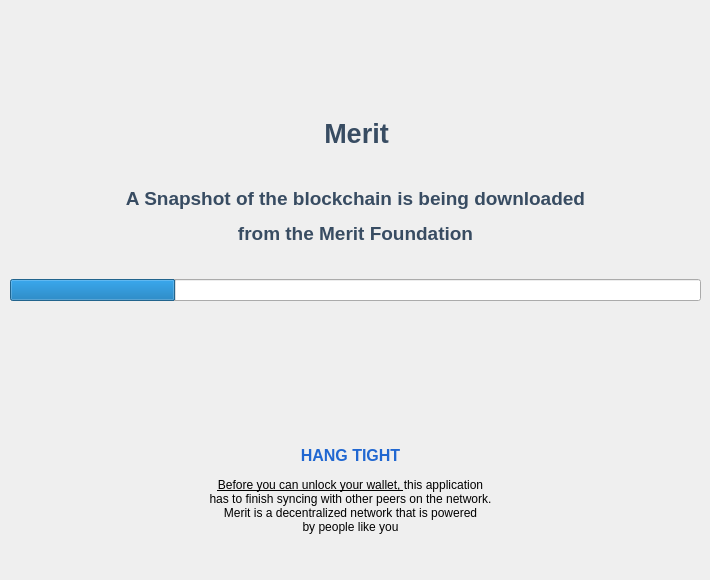
Above: src/qt/forms/faststart.ui from meritlabs/merit before the change. Below: the same form after it.
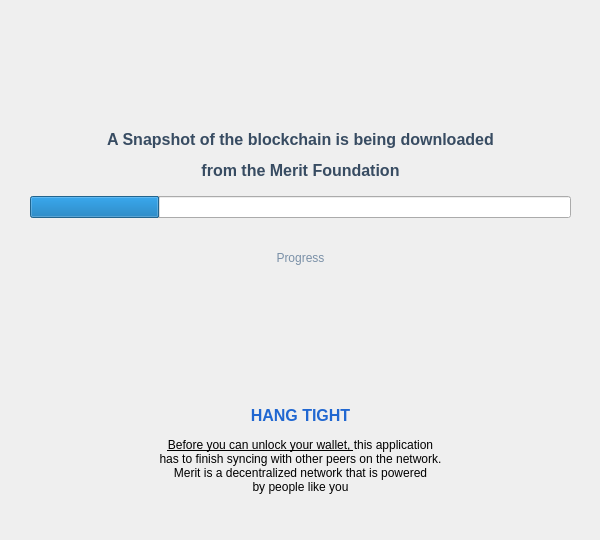
That is the form after the change. Icons and pictures are not drawn.

Patch:
```diff
--- a/src/qt/forms/faststart.ui
+++ b/src/qt/forms/faststart.ui
@@ -6,8 +6,8 @@
    <rect>
     <x>0</x>
     <y>0</y>
-    <width>710</width>
-    <height>580</height>
+    <width>600</width>
+    <height>540</height>
    </rect>
   </property>
   <property name="windowTitle">
@@ -16,17 +16,20 @@
   <widget class="QWidget" name="verticalLayoutWidget">
    <property name="geometry">
     <rect>
-     <x>10</x>
-     <y>160</y>
-     <width>691</width>
-     <height>141</height>
+     <x>30</x>
+     <y>121</y>
+     <width>541</width>
+     <height>171</height>
     </rect>
    </property>
    <layout class="QVBoxLayout" name="verticalLayout">
     <item>
      <widget class="QLabel" name="label_2">
       <property name="text">
-       <string>&lt;html&gt;&lt;head/&gt;&lt;body&gt;&lt;p align=&quot;center&quot;&gt;&lt;span style=&quot; font-size:14pt; font-weight:600; color:#384c62;&quot;&gt;A Snapshot of the blockchain is being downloaded&lt;/span&gt;&lt;/p&gt;&lt;p align=&quot;center&quot;&gt;&lt;span style=&quot; font-size:14pt; font-weight:600; color:#384c62;&quot;&gt;from the Merit Foundation&lt;/span&gt;&lt;/p&gt;&lt;/body&gt;&lt;/html&gt;</string>
+       <string>&lt;html&gt;&lt;head/&gt;&lt;body&gt;&lt;p align=&quot;center&quot;&gt;&lt;span style=&quot; font-size:12pt; font-weight:600; color:#384c62;&quot;&gt;A Snapshot of the blockchain is being downloaded&lt;/span&gt;&lt;/p&gt;&lt;p align=&quot;center&quot;&gt;&lt;span style=&quot; font-size:12pt; font-weight:600; color:#384c62;&quot;&gt;from the Merit Foundation&lt;/span&gt;&lt;/p&gt;&lt;/body&gt;&lt;/html&gt;</string>
+      </property>
+      <property name="margin">
+       <number>20</number>
       </property>
      </widget>
     </item>
@@ -40,6 +43,13 @@
       </property>
      </widget>
     </item>
+    <item>
+     <widget class="QLabel" name="statusLabel">
+      <property name="text">
+       <string>&lt;html&gt;&lt;head/&gt;&lt;body&gt;&lt;p align=&quot;center&quot;&gt;&lt;span style=&quot; color:#7a90a7;&quot;&gt;Progress&lt;/span&gt;&lt;/p&gt;&lt;/body&gt;&lt;/html&gt;</string>
+      </property>
+     </widget>
+    </item>
    </layout>
   </widget>
   <widget class="QWidget" name="layoutWidget">
@@ -47,8 +57,8 @@
     <rect>
      <x>11</x>
      <y>10</y>
-     <width>691</width>
-     <height>141</height>
+     <width>581</width>
+     <height>101</height>
     </rect>
    </property>
    <layout class="QVBoxLayout" name="verticalLayoutIcon">
@@ -104,44 +114,13 @@
       </property>
      </widget>
     </item>
-    <item>
-     <widget class="QLabel" name="infoText">
-      <property name="sizePolicy">
-       <sizepolicy hsizetype="Expanding" vsizetype="Preferred">
-        <horstretch>6</horstretch>
-        <verstretch>0</verstretch>
-       </sizepolicy>
-      </property>
-      <property name="minimumSize">
-       <size>
-        <width>0</width>
-        <height>0</height>
-       </size>
-      </property>
-      <property name="text">
-       <string>&lt;html&gt;&lt;head/&gt;&lt;body&gt;&lt;p align=&quot;center&quot;&gt;&lt;span style=&quot; font-size:20pt; font-weight:600; color:#384c62;&quot;&gt;Merit&lt;/span&gt;&lt;/p&gt;&lt;/body&gt;&lt;/html&gt;</string>
-      </property>
-      <property name="textFormat">
-       <enum>Qt::RichText</enum>
-      </property>
-      <property name="alignment">
-       <set>Qt::AlignCenter</set>
-      </property>
-      <property name="wordWrap">
-       <bool>false</bool>
-      </property>
-      <property name="margin">
-       <number>0</number>
-      </property>
-     </widget>
-    </item>
    </layout>
   </widget>
   <widget class="QStackedWidget" name="overviewSlides">
    <property name="geometry">
     <rect>
-     <x>120</x>
-     <y>340</y>
+     <x>70</x>
+     <y>300</y>
      <width>460</width>
      <height>224</height>
     </rect>
```
